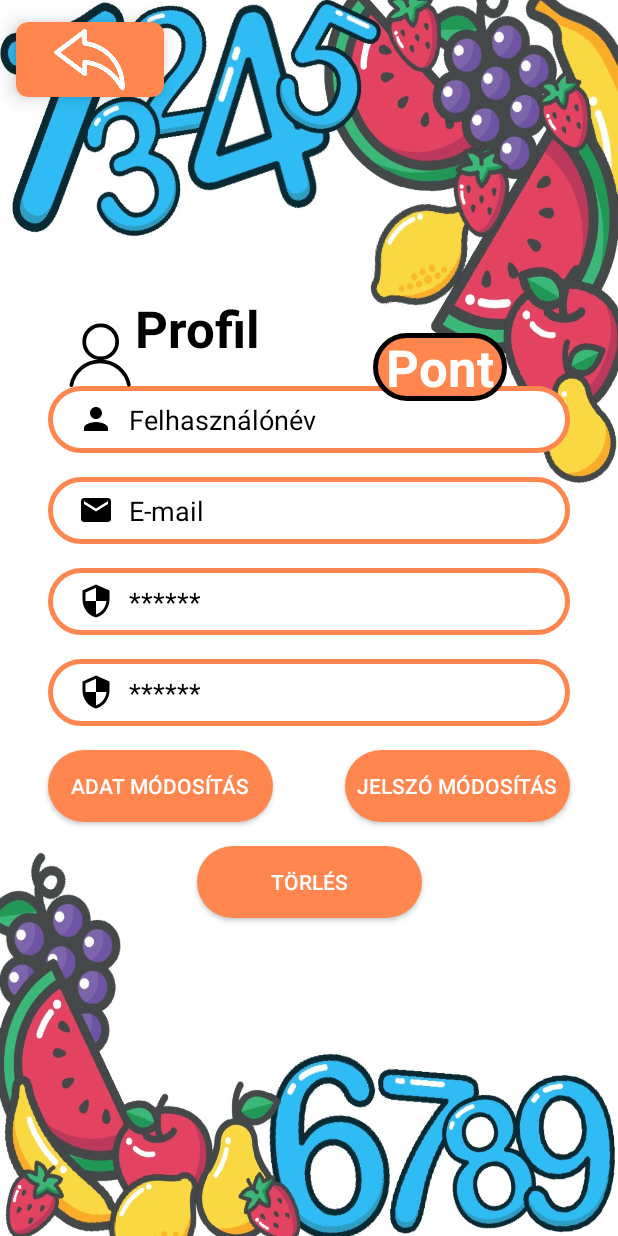
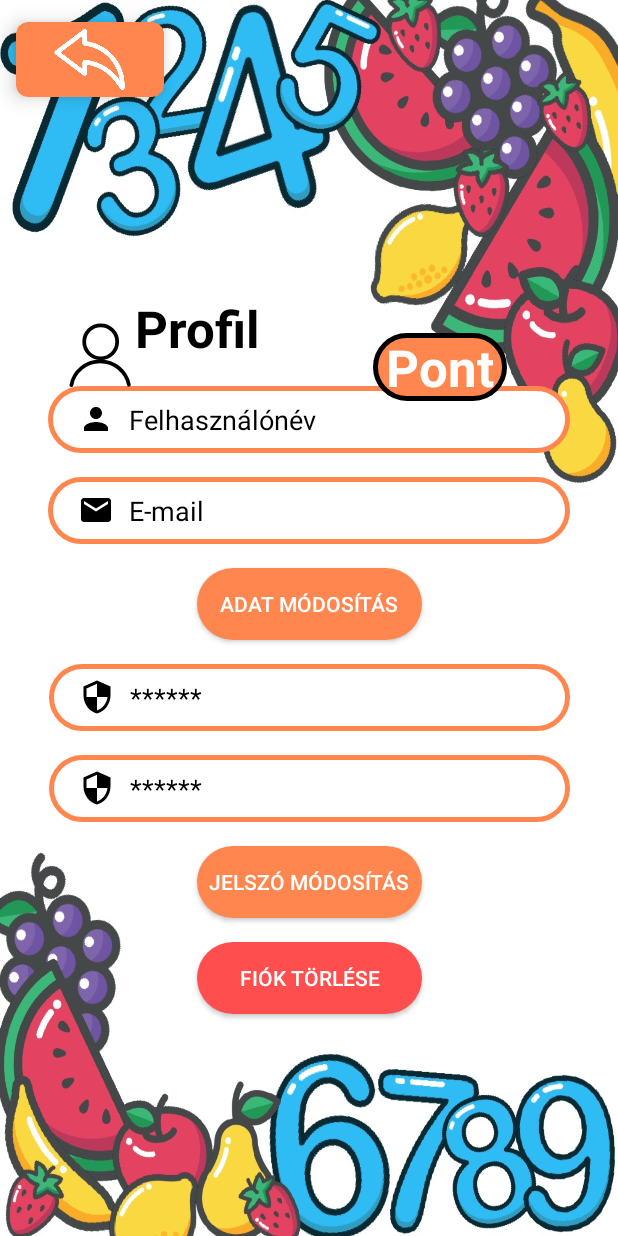
Before and after one commit to KulcsarVivi/Android-application, an Android app: the ProfileActivity screen opened directly, with no data from a screen before it, on a phone screen of 412 x 824 dp. Run offline under Robolectric (Android 15) with nearby library versions, the phone set to English and light mode, and no system bars; our stand-ins replace Firebase (no records; nobody signed in at launch, a user with empty details on screens opened directly).

Commit message:
Profile CRUD javítása, hibák logolása, ProfileActivity elrendezésének javítása

```diff
--- a/app/src/main/java/com/example/playfulmath/DifficultyLevelActivity.java
+++ b/app/src/main/java/com/example/playfulmath/DifficultyLevelActivity.java
@@ -26,6 +26,7 @@ public class DifficultyLevelActivity extends AppCompatActivity {
         hard = findViewById(R.id.hardRadioButton);
 
         next = findViewById(R.id.nextButton);
+        gameMenuBackCardView = (CardView) findViewById(R.id.gameMenuBackCardView);
 
         next.setOnClickListener(new View.OnClickListener() {
             @Override
@@ -35,8 +36,6 @@ public class DifficultyLevelActivity extends AppCompatActivity {
                 finish();
             }
         });
-
-        gameMenuBackCardView = (CardView) findViewById(R.id.gameMenuBackCardView);
 
         gameMenuBackCardView.setOnClickListener(new View.OnClickListener() {
             @Override
--- a/app/src/main/java/com/example/playfulmath/GameMenuActivity.java
+++ b/app/src/main/java/com/example/playfulmath/GameMenuActivity.java
@@ -42,7 +42,7 @@ public class GameMenuActivity extends AppCompatActivity implements View.OnClickL
                 startActivity(i);
                 break;
             case R.id.gameMenuBackCardView:
-                i = new Intent(this, DifficultyLevelActivity.class);
+                i = new Intent(this, FruitActivity.class);
                 startActivity(i);
                 break;
         }
--- a/app/src/main/java/com/example/playfulmath/MenuActivity.java
+++ b/app/src/main/java/com/example/playfulmath/MenuActivity.java
@@ -10,14 +10,12 @@ import android.widget.TextView;
 
 import com.google.firebase.FirebaseApp;
 import com.google.firebase.auth.FirebaseAuth;
+import com.google.firebase.auth.FirebaseUser;
 
 public class MenuActivity extends AppCompatActivity implements View.OnClickListener {
 
     private CardView profileCardView, infoCardView, badgeCardView, gameCardView, rankingListCardView, logoutCardView;
     FirebaseAuth mAuth;
-
-    TextView helloUsername;
-    String username;
 
     @Override
     protected void onCreate(Bundle savedInstanceState) {
@@ -36,8 +34,6 @@ public class MenuActivity extends AppCompatActivity implements View.OnClickListe
         gameCardView.setOnClickListener((View.OnClickListener) this);
         rankingListCardView.setOnClickListener((View.OnClickListener) this);
         logoutCardView.setOnClickListener((View.OnClickListener) this);
-
-        mAuth = FirebaseAuth.getInstance();
     }
 
     @Override
--- a/app/src/main/res/layout/activity_profile.xml
+++ b/app/src/main/res/layout/activity_profile.xml
@@ -4,8 +4,8 @@
     xmlns:tools="http://schemas.android.com/tools"
     android:layout_width="match_parent"
     android:layout_height="match_parent"
-    tools:context=".ProfileActivity"
-    android:background="@drawable/bg">
+    android:background="@drawable/bg"
+    tools:context=".ProfileActivity">
 
     <RelativeLayout
         android:layout_width="wrap_content"
@@ -102,7 +102,7 @@
 
     <EditText
         android:id="@+id/profilePasswordEditText"
-        android:layout_width="0dp"
+        android:layout_width="347dp"
         android:layout_height="wrap_content"
         android:layout_marginTop="16dp"
         android:background="@drawable/input_bg"
@@ -119,7 +119,7 @@
         android:textColorHint="@color/black"
         app:layout_constraintEnd_toEndOf="@+id/profileEmailEditText"
         app:layout_constraintStart_toStartOf="@+id/profileEmailEditText"
-        app:layout_constraintTop_toBottomOf="@+id/profileEmailEditText" />
+        app:layout_constraintTop_toBottomOf="@+id/changeButton" />
 
 
     <EditText
@@ -152,8 +152,10 @@
         android:background="@drawable/btn_bg"
         android:text="Adat módosítás"
         android:textColor="@color/white"
-        app:layout_constraintStart_toStartOf="@+id/profileConfirmPasswordEditText"
-        app:layout_constraintTop_toBottomOf="@+id/profileConfirmPasswordEditText" />
+        app:layout_constraintEnd_toEndOf="@+id/profileEmailEditText"
+        app:layout_constraintStart_toStartOf="@+id/profileEmailEditText"
+        app:layout_constraintTop_toBottomOf="@+id/profileEmailEditText" />
+
 
     <Button
         android:id="@+id/changePasswordButton"
@@ -164,6 +166,7 @@
         android:text="Jelszó módosítás"
         android:textColor="@color/white"
         app:layout_constraintEnd_toEndOf="@+id/profileConfirmPasswordEditText"
+        app:layout_constraintStart_toStartOf="@+id/profileConfirmPasswordEditText"
         app:layout_constraintTop_toBottomOf="@+id/profileConfirmPasswordEditText" />
 
 
@@ -173,12 +176,12 @@
         android:layout_height="wrap_content"
         android:layout_marginTop="16dp"
         android:background="@drawable/btn_bg"
-        android:text="Törlés"
+        android:backgroundTint="@color/red"
+        android:text="Fiók törlése"
         android:textColor="@color/white"
-        app:layout_constraintEnd_toEndOf="parent"
-        app:layout_constraintStart_toStartOf="parent"
-        app:layout_constraintTop_toBottomOf="@+id/changeButton" />
-
+        app:layout_constraintEnd_toEndOf="@+id/changePasswordButton"
+        app:layout_constraintStart_toStartOf="@+id/changePasswordButton"
+        app:layout_constraintTop_toBottomOf="@+id/changePasswordButton" />
 
     <LinearLayout
         android:id="@+id/profileLottieLinearLayout"
```
Also changed, not shown: app/src/main/java/com/example/playfulmath/GameActivity.java (+11 -1 lines), app/src/main/java/com/example/playfulmath/LoginActivity.java (+10 -4 lines), app/src/main/java/com/example/playfulmath/ProfileActivity.java (+115 -95 lines), app/src/main/java/com/example/playfulmath/RegisterActivity.java (+6 -2 lines).
